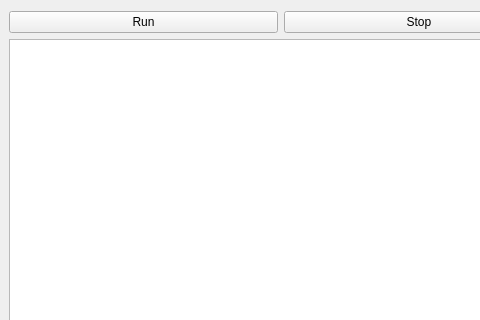
alejandrodp/CEXI, file src/cexi/CEX_IDE/cexi_ide.ui: the form before one commit; both pictures show x 0 to 480 and y 0 to 320 of the 1142 by 819 pixel window.
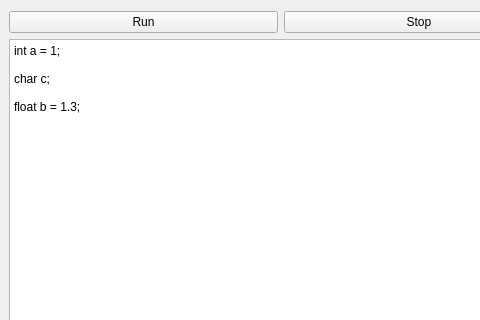
The form after the commit.

```diff
--- a/src/cexi/CEX_IDE/cexi_ide.ui
+++ b/src/cexi/CEX_IDE/cexi_ide.ui
@@ -69,6 +69,13 @@
           <verstretch>0</verstretch>
          </sizepolicy>
         </property>
+        <property name="plainText">
+         <string>int a = 1;
+
+char c;
+
+float b = 1.3;</string>
+        </property>
        </widget>
       </item>
       <item>
```
Left out of the diff: 4 changed lines with no effect on the pictures.
